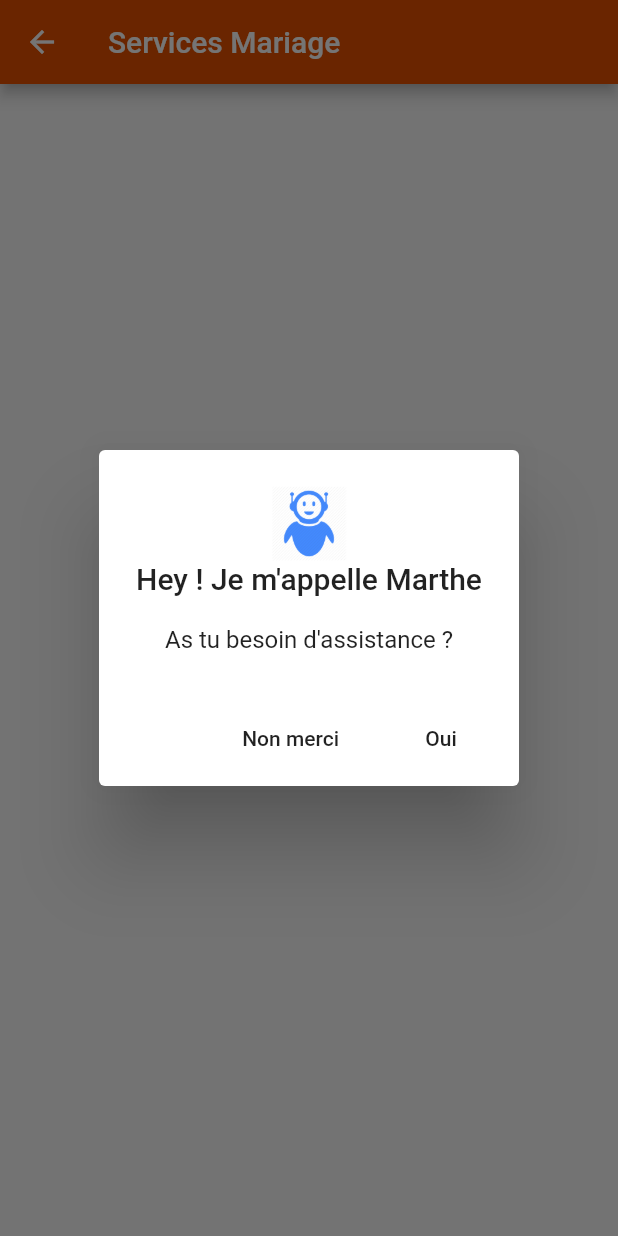
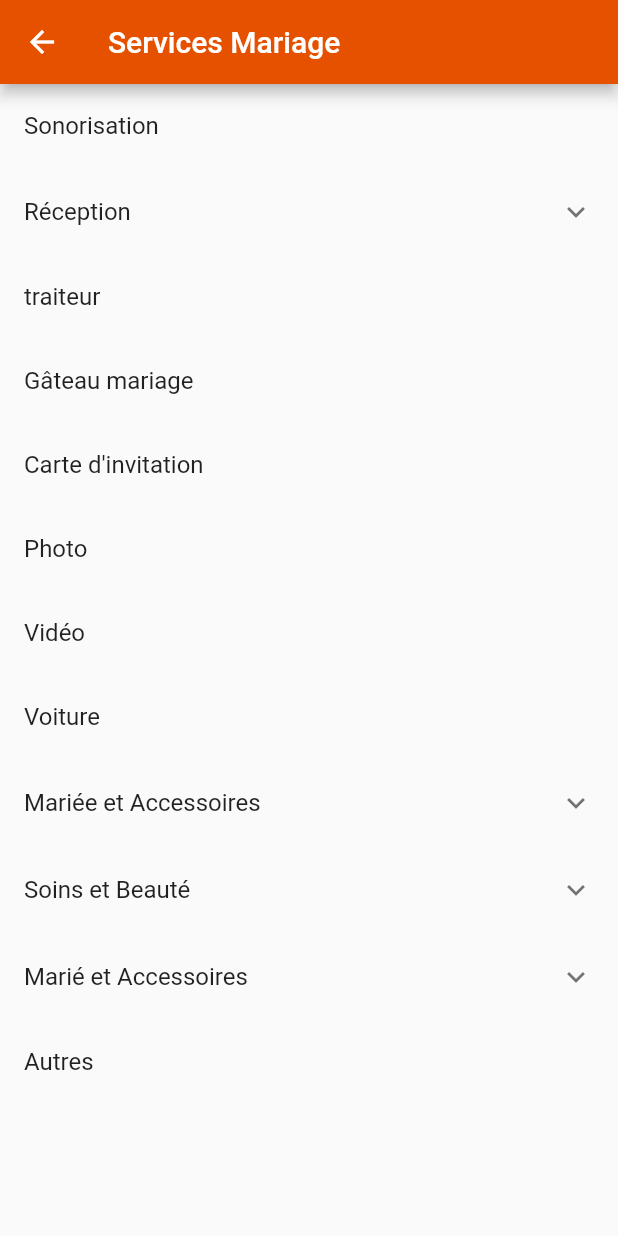
Before and after one commit to ang67/allo_event, a Flutter app: the screen it shows after launch, after a tap on "Mariage", on a phone screen of 412 x 824 dp. Run offline on Flutter 3.47's test engine with Material 2 defaults, Android fonts, the phone set to English and light mode, and no system bars; our stand-ins replace shared_preferences.

Commit message:
static list of services

```diff
--- a/lib/data/event_data.dart
+++ b/lib/data/event_data.dart
@@ -1,3 +1,5 @@
+import 'package:allo_event/widgets/expanded_list/entry_item.dart';
+
 const EVENTDATA = [
   {
     "id": 1,
@@ -36,3 +38,44 @@ const EVENTDATA = [
     "imagePath": "assets/images/events/autre.jpg",
   },
 ];
+final data = [
+  'Sonorisation',
+  {
+    'Reception': ['Salle de reception', 'traiteur']
+  },
+  {
+    'Vêtements': [
+      'Costume de mariage',
+      "Filles et garçon d'honneur",
+      'Robe de mariage'
+    ],
+  }
+];
+
+final List<Entry> servicesDtypeDATA = <Entry>[
+  Entry('Sonorisation'),
+  Entry('Réception', <Entry>[
+    Entry('Salle cérémonie'),
+    Entry('Salle cocktail'),
+  ]),
+  Entry('traiteur'),
+  Entry("Gâteau mariage"),
+  Entry("Carte d'invitation"),
+  Entry("Photo"),
+  Entry("Vidéo"),
+  Entry("Voiture"),
+  Entry("Mariée et Accessoires", <Entry>[
+    Entry('Costumes mariage'),
+    Entry('Accessoires mariée'),
+  ]),
+  Entry("Soins et Beauté", <Entry>[
+    Entry('Coiffure mariage'),
+    Entry('Maquillage'),
+    Entry("Bijoux"),
+  ]),
+  Entry("Marié et Accessoires", <Entry>[
+    Entry('Costumes mariage'),
+    Entry('Accessoires marié'),
+  ]),
+  Entry("Autres"),
+];
--- a/lib/views/services/services_view.dart
+++ b/lib/views/services/services_view.dart
@@ -1,9 +1,13 @@
+import 'package:allo_event/data/event_data.dart';
+import 'package:allo_event/widgets/expanded_list/entry_item.dart';
 import 'package:flutter/material.dart';
 
 class ServicesView extends StatefulWidget {
   final int id;
   final String title;
-  const ServicesView({Key key, @required this.id, this.title})
+  final int numberOfItems;
+  const ServicesView(
+      {Key key, @required this.id, this.title, this.numberOfItems})
       : super(key: key);
   @override
   _ServicesViewState createState() => _ServicesViewState();
@@ -13,11 +17,15 @@ class _ServicesViewState extends State<ServicesView> {
   @override
   Widget build(BuildContext context) {
     return Scaffold(
-        appBar: AppBar(title: Text('Services ${widget.title}')), body: Body());
+        appBar: AppBar(title: Text('Services ${widget.title}')),
+        body: Body(count: widget.numberOfItems));
   }
 }
 
 class Body extends StatefulWidget {
+  final int count;
+
+  const Body({Key key, this.count}) : super(key: key);
   @override
   _BodyState createState() => _BodyState();
 }
@@ -32,7 +40,7 @@ class _BodyState extends State<Body> {
             Image(
               width: 50,
               height: 50,
-              image: AssetImage('assets/images/events/robot_assistant.png'),
+              image: AssetImage('assets/icons/robot_assistant.png'),
               fit: BoxFit.cover,
             ),
             const Text("Hey ! Je m'appelle Marthe",
@@ -66,9 +74,11 @@ class _BodyState extends State<Body> {
 
   @override
   Widget build(BuildContext context) {
-    Future.delayed(Duration.zero, () => showAlert(context));
-    return Container(
-      child: Center(child: Text("Hello world")),
+    //Future.delayed(Duration.zero, () => showAlert(context));
+    return ListView.builder(
+      itemBuilder: (BuildContext context, int index) =>
+          EntryItem(servicesDtypeDATA[index]),
+      itemCount: servicesDtypeDATA.length,
     );
   }
 }
--- a/lib/widgets/card/event_card.dart
+++ b/lib/widgets/card/event_card.dart
@@ -31,7 +31,11 @@ class _EventCardState extends State<EventCard> {
           context,
           MaterialPageRoute(
             builder: (context) {
-              return ServicesView(id: widget.id, title: widget.eventName);
+              return ServicesView(
+                id: widget.id,
+                title: widget.eventName,
+                numberOfItems: widget.numberOfItems,
+              );
             },
           ),
         );
--- /dev/null
+++ b/lib/widgets/expanded_list/entry_item.dart
@@ -0,0 +1,38 @@
+import 'package:flutter/material.dart';
+
+class EntryItem extends StatelessWidget {
+  const EntryItem(this.entry);
+
+  final Entry entry;
+
+  Widget _buildTiles(Entry root) {
+    if (root.children.isEmpty)
+      return InkWell(
+        onTap: () {
+          print(root.title);
+        },
+        child: ListTile(
+          title: Text(root.title),
+          //trailing: Icon(Icons.keyboard_arrow_right)
+        ),
+      );
+
+    return ExpansionTile(
+      key: PageStorageKey<Entry>(root),
+      title: Text(root.title),
+      children: root.children.map(_buildTiles).toList(),
+    );
+  }
+
+  @override
+  Widget build(BuildContext context) {
+    return _buildTiles(entry);
+  }
+}
+
+class Entry {
+  Entry(this.title, [this.children = const <Entry>[]]);
+
+  final String title;
+  final List<Entry> children;
+}
--- a/pubspec.yaml
+++ b/pubspec.yaml
@@ -45,6 +45,8 @@ flutter:
   # To add assets to your application, add an assets section, like this:
   assets:
     - assets/images/events/
+    #- assets/images/services/
+    - assets/icons/
   #  - images/a_dot_ham.jpeg
 
   # An image asset can refer to one or more resolution-specific "variants", see
```
Also changed, not shown: lib/data/service_data.dart (added, +44 -0 lines), lib/widgets/card/card_service.dart (deleted, +0 -114 lines), assets/icons/robot_assistant.png (renamed from assets/images/events/robot_assistant.png).
